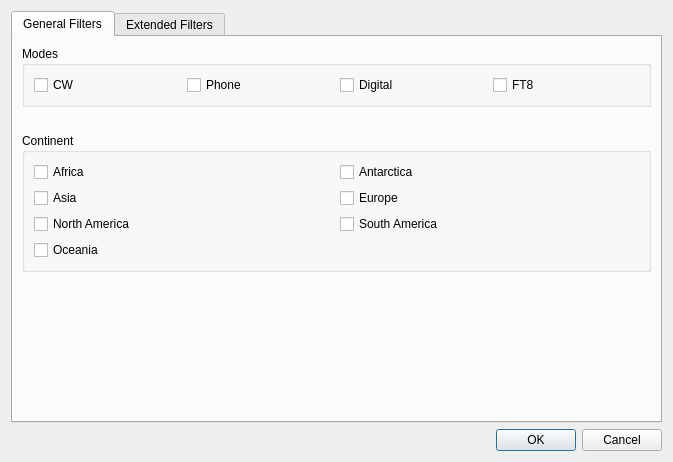
This is ui/DxFilterDialog.ui in k5mcd/QLog as Qt 5 draws it before an edit. The edited form follows.
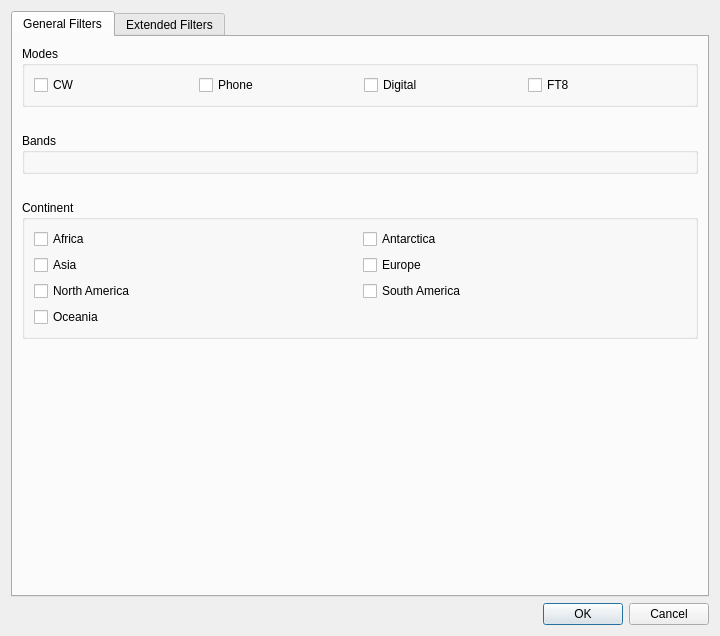
This is the edited form.

Commit message: DXCluster: Added filtering criteria - Band

Patch:
```diff
--- a/ui/DxFilterDialog.ui
+++ b/ui/DxFilterDialog.ui
@@ -6,8 +6,8 @@
    <rect>
     <x>0</x>
     <y>0</y>
-    <width>673</width>
-    <height>462</height>
+    <width>720</width>
+    <height>636</height>
    </rect>
   </property>
   <property name="sizePolicy">
@@ -39,7 +39,19 @@
        <string>General Filters</string>
       </attribute>
       <layout class="QGridLayout" name="gridLayout">
-       <item row="4" column="0">
+       <item row="3" column="0">
+        <widget class="QGroupBox" name="bands">
+         <property name="title">
+          <string>Bands</string>
+         </property>
+         <layout class="QVBoxLayout" name="verticalLayout_6">
+          <item>
+           <layout class="QGridLayout" name="band_group"/>
+          </item>
+         </layout>
+        </widget>
+       </item>
+       <item row="6" column="0">
         <spacer name="verticalSpacer">
          <property name="orientation">
           <enum>Qt::Vertical</enum>
@@ -68,7 +80,7 @@
          </property>
         </spacer>
        </item>
-       <item row="3" column="0">
+       <item row="5" column="0">
         <widget class="QGroupBox" name="continent">
          <property name="title">
           <string>Continent</string>
@@ -210,6 +222,22 @@
          </layout>
         </widget>
        </item>
+       <item row="4" column="0">
+        <spacer name="verticalSpacer_4">
+         <property name="orientation">
+          <enum>Qt::Vertical</enum>
+         </property>
+         <property name="sizeType">
+          <enum>QSizePolicy::Fixed</enum>
+         </property>
+         <property name="sizeHint" stdset="0">
+          <size>
+           <width>20</width>
+           <height>20</height>
+          </size>
+         </property>
+        </spacer>
+       </item>
       </layout>
      </widget>
      <widget class="QWidget" name="extended_filters">
```
The commit also changes 3 other files.
